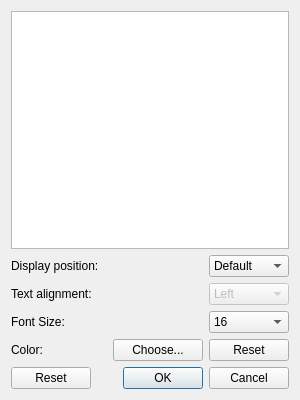
First picture: the form in src/Interface/Application/NoteEditor.ui, repository SCIInstitute/SCIRun, before the edit.
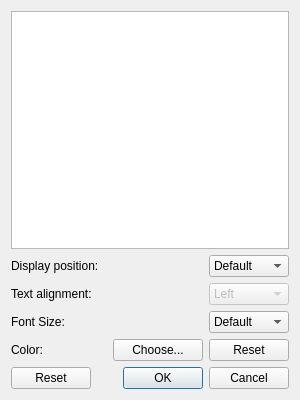
Second picture: the form after the edit.

Commit message: Working on default note size

What changed in the file:
```diff
--- a/src/Interface/Application/NoteEditor.ui
+++ b/src/Interface/Application/NoteEditor.ui
@@ -185,8 +185,13 @@
         </size>
        </property>
        <property name="currentIndex">
-        <number>2</number>
+        <number>0</number>
        </property>
+       <item>
+        <property name="text">
+         <string>Default</string>
+        </property>
+       </item>
        <item>
         <property name="text">
          <string>10</string>
```
The commit also changes 11 other files.
